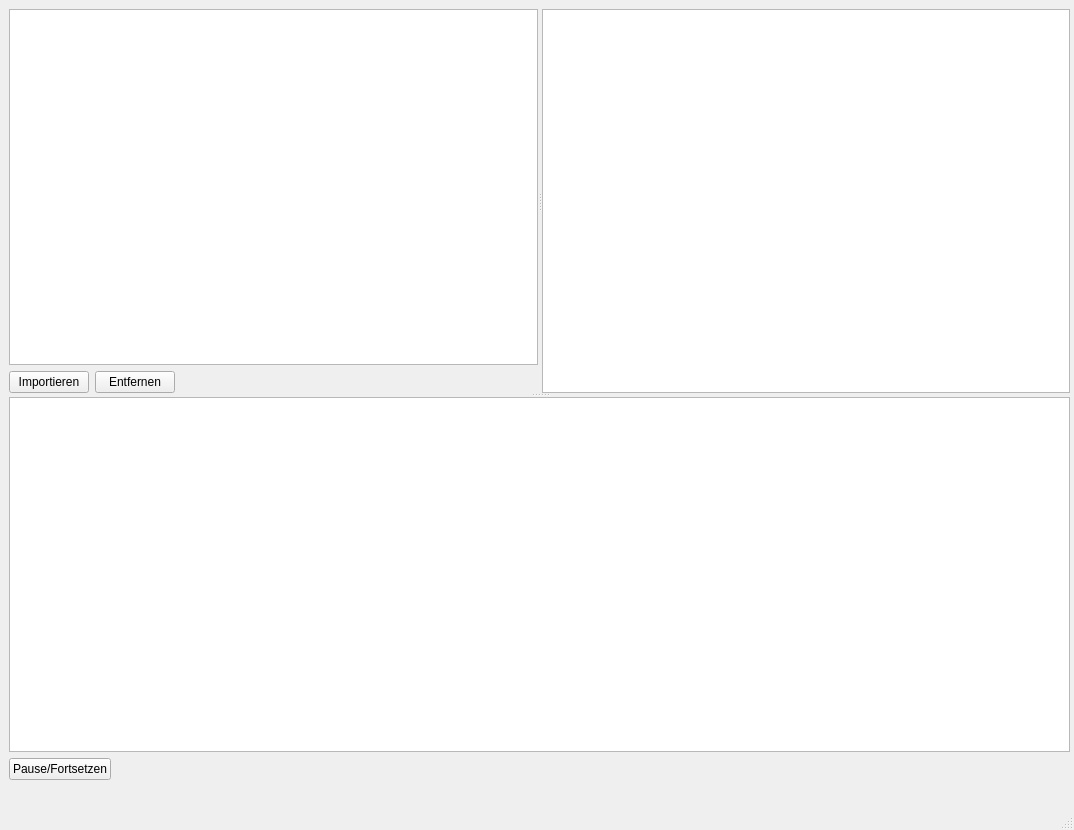
The window that ui/main.ui (barbogast/muco) describes before a commit, drawn with Qt 5.
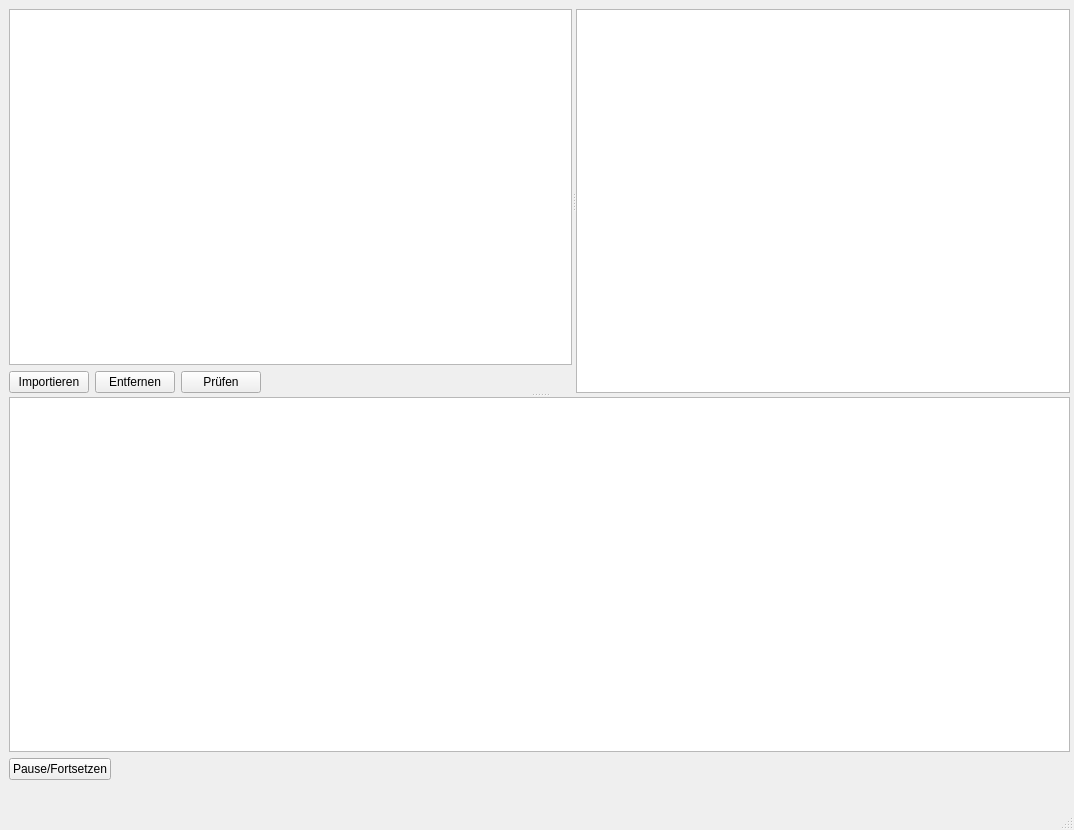
The same window after the commit.

Commit message: Implemented checking files with sha1-haches Implemented class for file table

```diff
--- a/ui/main.ui
+++ b/ui/main.ui
@@ -70,6 +70,13 @@
            </property>
           </widget>
          </item>
+         <item>
+          <widget class="QPushButton" name="button_check">
+           <property name="text">
+            <string>Prüfen</string>
+           </property>
+          </widget>
+         </item>
          <item>
           <spacer name="horizontalSpacer">
            <property name="orientation">
```
The commit also changes 4 other files.
